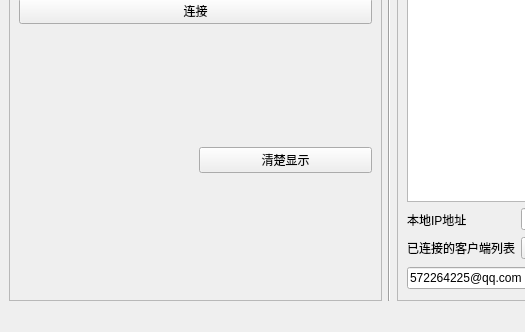
The window that networkDebuggingAssistant/networkdebuggingassistant.ui (55200wq/networkdebuggingassistant) describes before a commit, drawn with Qt 5; both pictures show x 0 to 525 and y 268 to 600 of the 800 by 600 pixel window.
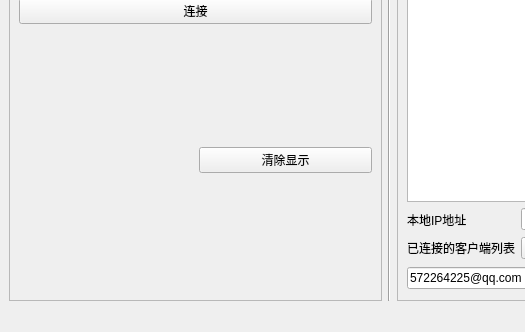
The same window after the commit.

Commit message: 清除显示按键文本更改

Diff of the .ui file:
```diff
--- a/networkDebuggingAssistant/networkdebuggingassistant.ui
+++ b/networkDebuggingAssistant/networkdebuggingassistant.ui
@@ -278,7 +278,7 @@
        <item row="11" column="1">
         <widget class="QPushButton" name="pBtn_clear_pTEShowData">
          <property name="text">
-          <string>清楚显示</string>
+          <string>清除显示</string>
          </property>
         </widget>
        </item>
```
Left out of the diff: 2 changed lines with no effect on the pictures.
